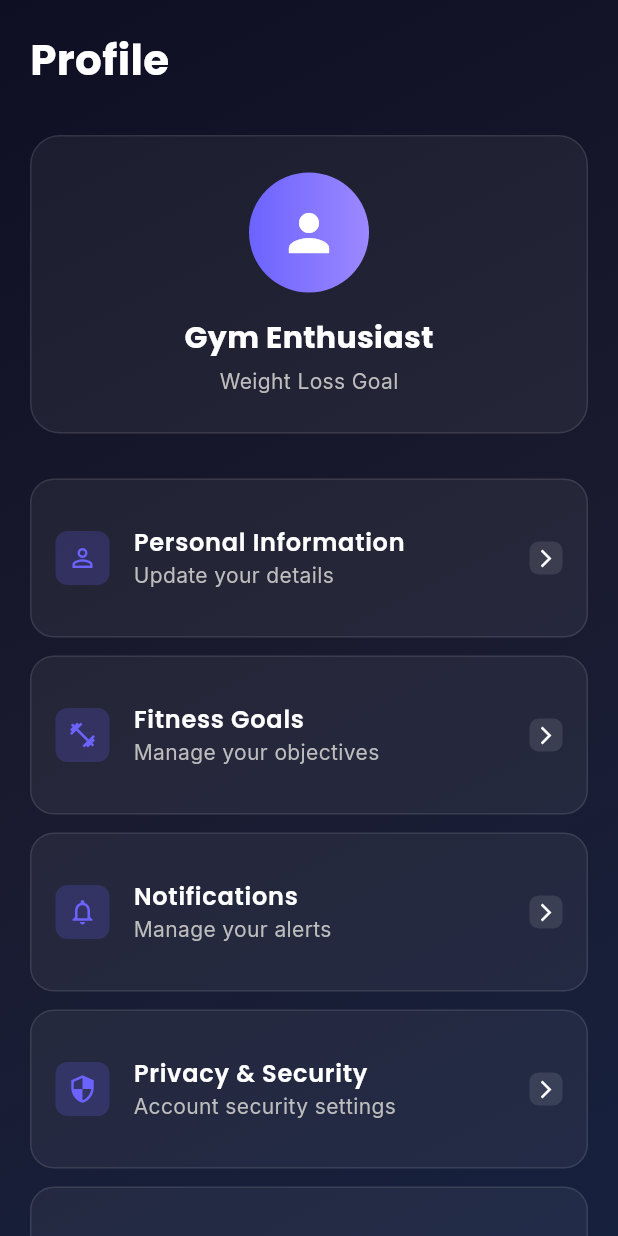
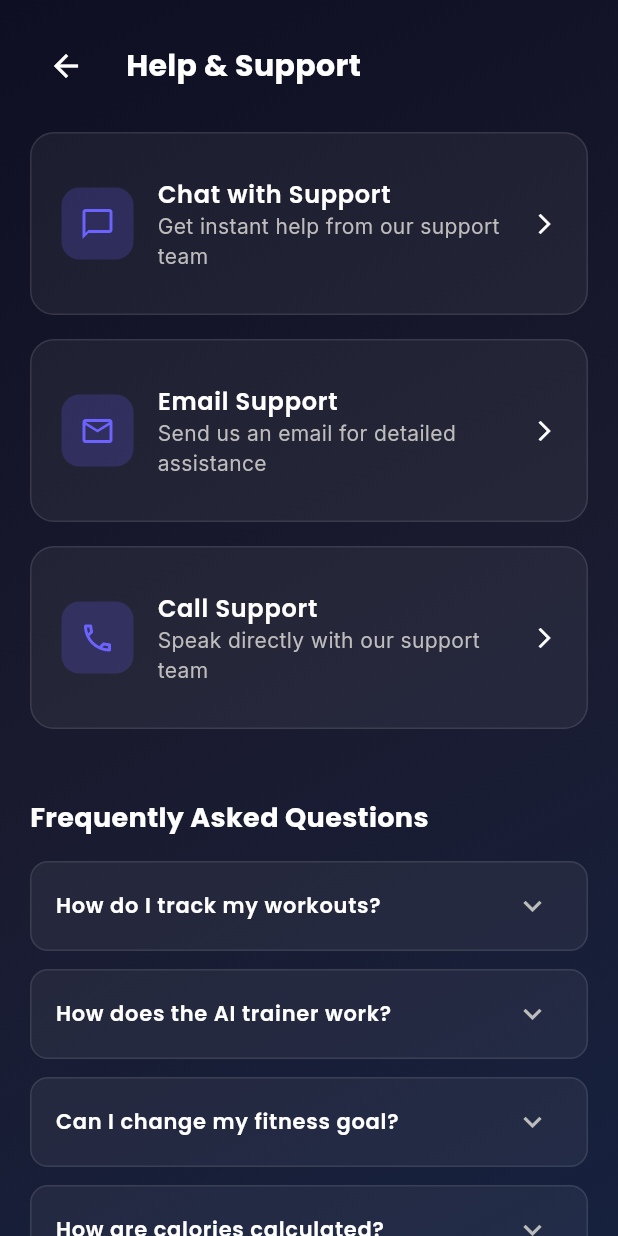
Before and after one commit to kshitijraj-06/gym_paglu_flutter, a Flutter app: the ProfilePage screen opened directly, after a tap on "Help & Support", on a phone screen of 412 x 824 dp. Run offline on Flutter 3.47's test engine with Material 3 defaults, Android fonts, the phone set to English and light mode, and no system bars; our stand-ins replace firebase_core, flutter_secure_storage, get, google_fonts, shared_preferences; accounts and stored records are empty; network calls fail.

Commit message:
fix : added new pages

```diff
--- a/lib/controllers/ai_chatbot_service.dart
+++ b/lib/controllers/ai_chatbot_service.dart
@@ -9,7 +9,7 @@ class ChatbotService extends GetxController{
 
   Future<String> chatBotService(String prompt)async{
     const apiKey = 'AIzaSyDuYQPbD0Nx4jIsEra91KOvEhnYeFt5wW8';
-    final url = Uri.parse('https://generativelanguage.googleapis.com/v1beta/models/gemini-2.0-flash:generateContent');
+    final url = Uri.parse('https://generativelanguage.googleapis.com/v1beta/models/gemini-2.0-flash-lite:generateContent');
 
     const systemPrompt = "You are Julie, an AI fitness trainer and personal coach. You are friendly, motivational, and knowledgeable about fitness, nutrition, and wellness. Keep responses concise but helpful. Always encourage users and provide practical fitness advice. Focus on workout routines, exercise form, nutrition tips, and motivation. Be supportive and enthusiastic about their fitness journey and try to make the replies short.";
 
--- a/lib/core/envVars.dart
+++ b/lib/core/envVars.dart
@@ -1,3 +1,3 @@
 class ApiConfig {
-  static const String serviceApi = 'http://10.5.89.22:8090';
+  static const String serviceApi = 'http://68.233.96.179:8080';
 }
--- a/lib/screens/home/home_screen.dart
+++ b/lib/screens/home/home_screen.dart
@@ -15,7 +15,7 @@ class HomeScreen extends StatefulWidget {
 class _HomeScreenState extends State<HomeScreen> {
   int _selectedIndex = 0;
 
-  static const List<Widget> _pages = <Widget>[
+  static  final List<Widget> _pages = <Widget>[
     DashboardPage(),
     WorkoutsPage(),
     AITrainerPage(),
--- /dev/null
+++ b/lib/screens/profile/help_support_page.dart
@@ -0,0 +1,143 @@
+import 'package:flutter/material.dart';
+import 'package:get/get.dart';
+import 'package:google_fonts/google_fonts.dart';
+
+class HelpSupportPage extends StatelessWidget {
+  const HelpSupportPage({super.key});
+
+  @override
+  Widget build(BuildContext context) {
+    final faqItems = [
+      {'question': 'How do I track my workouts?', 'answer': 'Go to the Workouts tab and select a workout to start tracking your exercises and progress.'},
+      {'question': 'How does the AI trainer work?', 'answer': 'Julie, our AI trainer, analyzes your workout history and provides personalized recommendations based on your fitness goals.'},
+      {'question': 'Can I change my fitness goal?', 'answer': 'Yes, you can update your fitness goal anytime in Profile > Fitness Goals.'},
+      {'question': 'How are calories calculated?', 'answer': 'We use a hybrid system combining MET values, heart rate data, and AI analysis for accurate calorie calculations.'},
+    ];
+
+    return Scaffold(
+      body: Container(
+        decoration: const BoxDecoration(
+          gradient: LinearGradient(
+            begin: Alignment.topLeft,
+            end: Alignment.bottomRight,
+            colors: [Color(0xFF0F0F23), Color(0xFF1A1A2E), Color(0xFF16213E)],
+          ),
+        ),
+        child: SafeArea(
+          child: Column(
+            children: [
+              // Header
+              Padding(
+                padding: const EdgeInsets.all(20.0),
+                child: Row(
+                  children: [
+                    IconButton(
+                      onPressed: () => Get.back(),
+                      icon: const Icon(Icons.arrow_back, color: Colors.white),
+                    ),
+                    const SizedBox(width: 16),
+                    Text(
+                      'Help & Support',
+                      style: GoogleFonts.poppins(
+                        fontSize: 20,
+                        fontWeight: FontWeight.bold,
+                        color: Colors.white,
+                      ),
+                    ),
+                  ],
+                ),
+              ),
+              // Content
+              Expanded(
+                child: ListView(
+                  padding: const EdgeInsets.symmetric(horizontal: 20.0),
+                  children: [
+                    // Contact Options
+                    _buildContactOption(
+                      'Chat with Support',
+                      'Get instant help from our support team',
+                      Icons.chat_bubble_outline,
+                      () => Get.snackbar('Support', 'Opening chat support...'),
+                    ),
+                    _buildContactOption(
+                      'Email Support',
+                      'Send us an email for detailed assistance',
+                      Icons.email_outlined,
+                      () => Get.snackbar('Email', 'Opening email client...'),
+                    ),
+                    _buildContactOption(
+                      'Call Support',
+                      'Speak directly with our support team',
+                      Icons.phone_outlined,
+                      () => Get.snackbar('Call', 'Calling support: +1-800-GYM-HELP'),
+                    ),
+                    const SizedBox(height: 30),
+                    // FAQ Section
+                    Text(
+                      'Frequently Asked Questions',
+                      style: GoogleFonts.poppins(
+                        fontSize: 18,
+                        fontWeight: FontWeight.bold,
+                        color: Colors.white,
+                      ),
+                    ),
+                    const SizedBox(height: 16),
+                    ...faqItems.map((faq) => _buildFAQItem(faq['question']!, faq['answer']!)),
+                  ],
+                ),
+              ),
+            ],
+          ),
+        ),
+      ),
+    );
+  }
+
+  Widget _buildContactOption(String title, String subtitle, IconData icon, VoidCallback onTap) {
+    return Container(
+      margin: const EdgeInsets.only(bottom: 16),
+      decoration: BoxDecoration(
+        color: Colors.white.withOpacity(0.05),
+        borderRadius: BorderRadius.circular(16),
+        border: Border.all(color: Colors.white.withOpacity(0.1)),
+      ),
+      child: ListTile(
+        contentPadding: const EdgeInsets.all(20),
+        leading: Container(
+          padding: const EdgeInsets.all(12),
+          decoration: BoxDecoration(
+            color: const Color(0xFF6C63FF).withOpacity(0.2),
+            borderRadius: BorderRadius.circular(12),
+          ),
+          child: Icon(icon, color: const Color(0xFF6C63FF), size: 24),
+        ),
+        title: Text(title, style: GoogleFonts.poppins(fontSize: 16, fontWeight: FontWeight.w600, color: Colors.white)),
+        subtitle: Text(subtitle, style: GoogleFonts.inter(fontSize: 14, color: Colors.grey[400])),
+        trailing: const Icon(Icons.arrow_forward_ios, color: Colors.white, size: 16),
+        onTap: onTap,
+      ),
+    );
+  }
+
+  Widget _buildFAQItem(String question, String answer) {
+    return Container(
+      margin: const EdgeInsets.only(bottom: 12),
+      decoration: BoxDecoration(
+        color: Colors.white.withOpacity(0.05),
+        borderRadius: BorderRadius.circular(12),
+        border: Border.all(color: Colors.white.withOpacity(0.1)),
+      ),
+      child: ExpansionTile(
+        title: Text(question, style: GoogleFonts.poppins(fontSize: 14, fontWeight: FontWeight.w600, color: Colors.white)),
+        iconColor: const Color(0xFF6C63FF),
+        collapsedIconColor: Colors.grey[400],
+        children: [
+          Padding(
+            padding: const EdgeInsets.all(16.0),
+            child: Text(answer, style: GoogleFonts.inter(fontSize: 14, color: Colors.grey[300])),
+          ),
+        ],
+      ),
+    );
+  }
+}
--- a/lib/screens/profile/personal_info_page.dart
+++ b/lib/screens/profile/personal_info_page.dart
@@ -24,12 +24,6 @@ class _PersonalInfoPageState extends State<PersonalInfoPage> {
   bool _isEditing = false;
   final UserProfileService userProfile = Get.put(UserProfileService());
 
-  @override
-  void initState() {
-    super.initState();
-    userProfile.fetchUserProfile();
-    _fetchUserProfile();
-  }
 
   void _fetchUserProfile() async {
 
--- a/lib/screens/profile/profile_page.dart
+++ b/lib/screens/profile/profile_page.dart
@@ -1,17 +1,36 @@
 import 'package:flutter/material.dart';
 import 'package:get/get.dart';
 import 'package:google_fonts/google_fonts.dart';
+import 'package:gym_paglu/controllers/user_profile_service.dart';
 import '../../controllers/auth_controller.dart';
 import 'personal_info_page.dart';
+import 'fitness_goals_page.dart';
+import 'notifications_page.dart';
+import 'settings_page.dart';
+import 'help_support_page.dart';
 
-class ProfilePage extends StatelessWidget {
+class ProfilePage extends StatefulWidget {
   const ProfilePage({super.key});
+
+  @override
+  State<ProfilePage> createState() => _ProfilePageState();
+}
+
+class _ProfilePageState extends State<ProfilePage> {
+  final UserProfileService userProfileService = Get.put(UserProfileService());
+
+  @override
+  void initState() {
+    super.initState();
+    userProfileService.fetchUserProfile();
+  }
 
   @override
   Widget build(BuildContext context) {
     final AuthController authController = Get.find();
 
-    return Container(
+    return Scaffold(
+      body: Container(
       decoration: const BoxDecoration(
         gradient: LinearGradient(
           begin: Alignment.topLeft,
@@ -65,22 +84,22 @@ class ProfilePage extends StatelessWidget {
                     ),
                   ),
                   const SizedBox(height: 16),
-                  Text(
-                    'Gym Enthusiast',
+                  Obx(() => Text(
+                    userProfileService.name.value,
                     style: GoogleFonts.poppins(
                       fontSize: 20,
                       fontWeight: FontWeight.bold,
                       color: Colors.white,
                     ),
-                  ),
+                  )),
                   const SizedBox(height: 4),
-                  Text(
-                    'Weight Loss Goal',
+                  Obx(() => Text(
+                    userProfileService.fitnessGoal.value,
                     style: GoogleFonts.inter(
                       fontSize: 14,
                       color: Colors.grey[400],
                     ),
-                  ),
+                  )),
                 ],
               ),
             ),
@@ -97,14 +116,14 @@ class ProfilePage extends StatelessWidget {
               Icons.fitness_center,
               'Fitness Goals',
               'Manage your objectives',
-              () {},
+              () => Get.to(() => const FitnessGoalsPage()),
             ),
             const SizedBox(height: 12),
             _buildProfileOption(
               Icons.notifications_outlined,
               'Notifications',
               'Manage your alerts',
-              () {},
+              () => Get.to(() => const NotificationsPage()),
             ),
             const SizedBox(height: 12),
             _buildProfileOption(
@@ -118,14 +137,14 @@ class ProfilePage extends StatelessWidget {
               Icons.help_outline,
               'Help & Support',
               'Get assistance',
-              () {},
+              () => Get.to(() => const HelpSupportPage()),
             ),
             const SizedBox(height: 12),
             _buildProfileOption(
               Icons.settings_outlined,
               'Settings',
               'App preferences',
-              () {},
+              () => Get.to(() => const SettingsPage()),
             ),
             const SizedBox(height: 20),
             // Logout Button
@@ -171,7 +190,7 @@ class ProfilePage extends StatelessWidget {
           ],
         ),
       ),
-    );
+    ));
   }
 
   Widget _buildProfileOption(IconData icon, String title, String subtitle, VoidCallback onTap) {
```
Also changed, not shown: lib/screens/dashboard/dashboard_page.dart (+6 -2 lines), lib/screens/profile/fitness_goals_page.dart (added, +125 -0 lines), lib/screens/profile/notifications_page.dart (added, +148 -0 lines), lib/screens/profile/settings_page.dart (added, +223 -0 lines).
